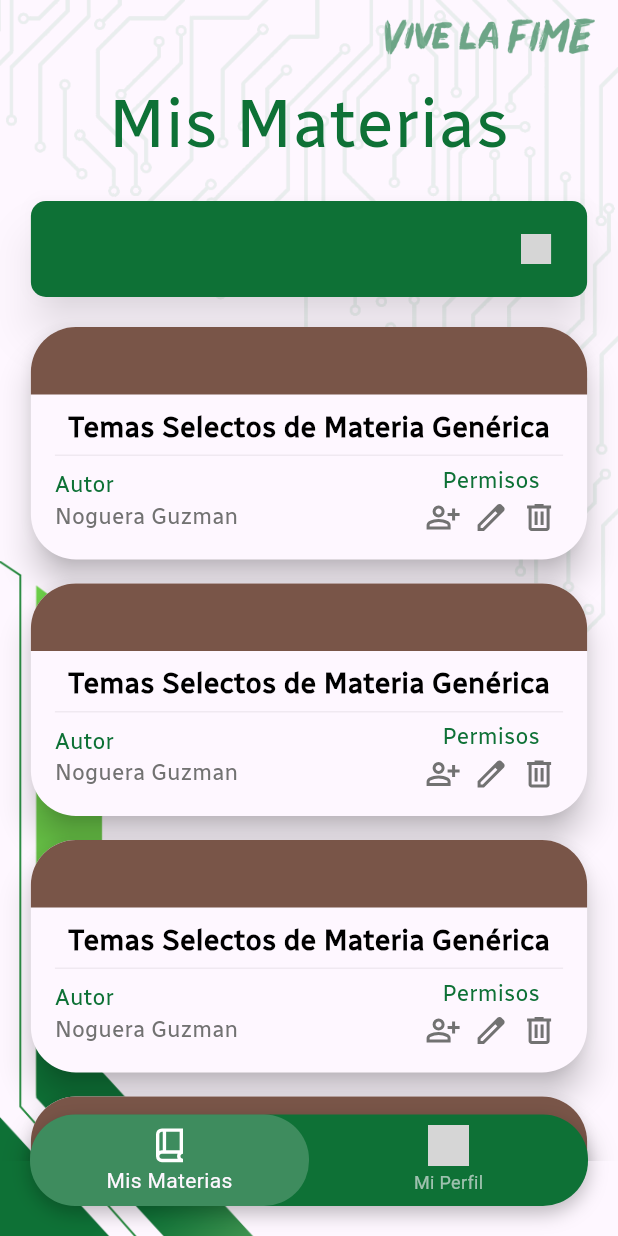
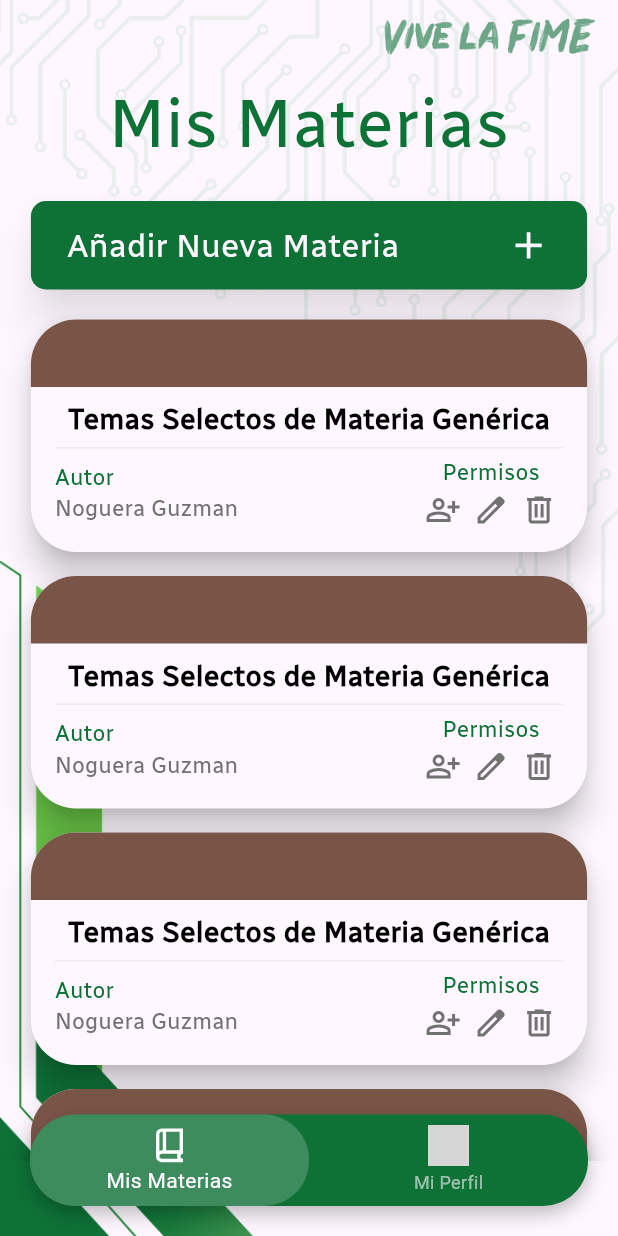
Before and after one commit to AntonioNoguera/project_atenea, a Flutter app: the AcademicDepartmentDetailPage screen opened directly, after a tap on "Volver", on a phone screen of 412 x 824 dp. Run offline on Flutter 3.47's test engine with Material 3 defaults, Android fonts, the phone set to English and light mode, and no system bars; our stand-ins replace cloud_firestore, file_picker, firebase_core, flutter_colorpicker, flutter_svg, fluttertoast and 2 more; accounts and stored records are empty; grey boxes are pictures that could not be loaded.

Commit message:
Fix [Impact on ButtonV2 Migration ] -> Some styles are still on dev, some of them were a mess

```diff
--- a/lib/src/presentation/pages/home/content_management/departments/academic_department_detail_page.dart
+++ b/lib/src/presentation/pages/home/content_management/departments/academic_department_detail_page.dart
@@ -1,44 +1,28 @@
 import 'package:flutter/material.dart';
+import 'package:provider/provider.dart';
 import 'package:proyect_atenea/src/presentation/pages/home/content_management/academies/create/academy_create_new_page.dart';
 import 'package:proyect_atenea/src/presentation/pages/home/content_management/academies/academy_item_row.dart';
+import 'package:proyect_atenea/src/presentation/providers/app_state_providers/scroll_controller_notifier.dart';
 import 'package:proyect_atenea/src/presentation/values/app_theme.dart';
 import 'package:proyect_atenea/src/presentation/widgets/atenea_button.dart';
 import 'package:proyect_atenea/src/presentation/widgets/atenea_button_v2.dart';
 import 'package:proyect_atenea/src/presentation/widgets/atenea_card.dart';
 import 'package:proyect_atenea/src/presentation/widgets/atenea_dialog.dart';
+import 'package:proyect_atenea/src/presentation/widgets/atenea_folding_button.dart';
 import 'package:proyect_atenea/src/presentation/widgets/atenea_page_animator.dart';
 import 'package:proyect_atenea/src/presentation/widgets/atenea_scaffold.dart';
 
-class AcademicDepartmentDetailPage extends StatefulWidget {
+class AcademicDepartmentDetailPage extends StatelessWidget {
   const AcademicDepartmentDetailPage({super.key});
 
   @override
-  _AcademicDepartmentDetailPageState createState() => _AcademicDepartmentDetailPageState();
-}
-
-class _AcademicDepartmentDetailPageState extends State<AcademicDepartmentDetailPage> {
-  int activeIndex = 0;
-  bool isButtonCollapsed = false;
-  final ScrollController _scrollController = ScrollController();
-
-  @override
-  void initState() {
-    super.initState();
-    _scrollController.addListener(() {
-      if (_scrollController.offset > 50 && !isButtonCollapsed) {
-        setState(() {
-          isButtonCollapsed = true;
-        });
-      } else if (_scrollController.offset <= 50 && isButtonCollapsed) {
-        setState(() {
-          isButtonCollapsed = false;
-        });
-      }
-    });
-  }
-
-  @override
   Widget build(BuildContext context) {
+    return MultiProvider(
+      providers: [
+        ChangeNotifierProvider(create: (context) => ScrollControllerNotifier()),
+      ],
+      child: Consumer< ScrollControllerNotifier>(
+        builder: (context, scrollNotifier, child) {
           return AteneaScaffold(
             body: Padding(
               padding: EdgeInsets.symmetric( vertical: 30.0, ),
@@ -79,7 +63,7 @@ class _AcademicDepartmentDetailPageState extends State<AcademicDepartmentDetailP
                       const SizedBox(height: 20),
                       Expanded(
                         child: SingleChildScrollView(
-                    controller: _scrollController,
+                          controller: scrollNotifier.scrollController,
                           child:
                           Padding(
                             padding: EdgeInsets.symmetric(horizontal: MediaQuery.of(context).size.width * 0.05,),
@@ -156,33 +140,15 @@ class _AcademicDepartmentDetailPageState extends State<AcademicDepartmentDetailP
                       Row(
                           mainAxisAlignment: MainAxisAlignment.end,
                           children: [
-                      AnimatedContainer(
-                        curve: Curves.decelerate,
-                        duration: const Duration(milliseconds: 230),
-                        width: isButtonCollapsed ? 60.0 : 200.0,
-                        child: AteneaButtonV2(
-                          //padding: const EdgeInsets.symmetric(vertical: 12.0, horizontal: 0),
-                          text: isButtonCollapsed ? null : 'Crear Academia',
-                          svgIcon: SvgButtonStyle(
-                            svgPath: 'assets/svg/add.svg',
-                            svgDimentions: 30,
-                          ),
-
-                          btnStyles: const AteneaButtonStyles(
-                            backgroundColor: AppColors.ateneaWhite,
-                            textColor: AppColors.primaryColor,
-                            hasBorder: true,
-                          ),
-
-                          textStyle: AppTextStyles.builder(color: AppColors.primaryColor, size: FontSizes.body1),
-
-                          onPressed: () {
+                            AteneaFoldingButton(
+                              data: 'Añadir Tema',
+                              svgIcon: 'assets/svg/add.svg',
+                              onPressedCallback: () {
                                   Navigator.push(
                                     context,
 
                                     AteneaPageAnimator(page: AcademyCreateNewPage()) );
                                 },
-                        ),
                             ),
                           ],
                         ),
@@ -214,4 +180,7 @@ class _AcademicDepartmentDetailPageState extends State<AcademicDepartmentDetailP
             ),
           );
         }
+      ),
+      );
   }
+}
--- a/lib/src/presentation/pages/home/my_subects/my_subjects_page.dart
+++ b/lib/src/presentation/pages/home/my_subects/my_subjects_page.dart
@@ -36,8 +36,7 @@ class MySubjectsPage extends StatelessWidget {
                 xpndText : true,
 
                 svgIcon : SvgButtonStyle(
-                svgPath: 'assets/svg/plus.svg',
-                svgDimentions: 20.0,
+                  svgPath: 'assets/svg/add.svg'
                 ),
 
                 onPressed: () {
--- /dev/null
+++ b/lib/src/presentation/values/app_utils.dart
@@ -0,0 +1,10 @@
+import 'package:flutter/material.dart';
+
+double calculateTextWidth(String text, TextStyle style) {
+  final TextPainter textPainter = TextPainter(
+    text: TextSpan(text: text, style: style),
+    maxLines: 1,
+    textDirection: TextDirection.ltr,
+  )..layout(minWidth: 0, maxWidth: double.infinity);
+  return textPainter.size.width;
+}
--- a/lib/src/presentation/widgets/atenea_button_v2.dart
+++ b/lib/src/presentation/widgets/atenea_button_v2.dart
@@ -11,7 +11,7 @@ class SvgButtonStyle {
 
   SvgButtonStyle({
     required this.svgPath,
-    required this.svgDimentions,
+    this.svgDimentions = 30,
     }
   );
 }
@@ -30,16 +30,17 @@ class AteneaButtonV2 extends StatelessWidget {
 
   final bool xpndText;
 
-  var padding = const EdgeInsets.symmetric(vertical: 14.0, horizontal: 24.0);
+  final EdgeInsets padding;
 
   AteneaButtonV2({
     super.key,
     this.text,
     this.onPressed,
     this.textStyle = const TextStyle(
-      color: AppColors.primaryColor,
-      fontSize: FontSizes.h4,
-      fontWeight: FontWeights.semibold,
+      fontFamily: 'RadioCanada',
+      color: AppColors.ateneaWhite,
+      fontSize: FontSizes.h5,
+      fontWeight: FontWeights.regular,
     ),
     this.btnStyles = const AteneaButtonStyles(
       backgroundColor: AppColors.primaryColor,
@@ -47,6 +48,7 @@ class AteneaButtonV2 extends StatelessWidget {
     ),
     this.svgIcon,
     this.xpndText = false,
+    this.padding = const EdgeInsets.symmetric(vertical: 14.0, horizontal: 24.0),
   });
 
   @override
--- a/lib/src/presentation/widgets/atenea_folding_button.dart
+++ b/lib/src/presentation/widgets/atenea_folding_button.dart
@@ -2,6 +2,7 @@ import 'package:flutter/material.dart';
 import 'package:provider/provider.dart';
 import 'package:proyect_atenea/src/presentation/providers/app_state_providers/scroll_controller_notifier.dart';
 import 'package:proyect_atenea/src/presentation/values/app_theme.dart';
+import 'package:proyect_atenea/src/presentation/values/app_utils.dart';
 import 'package:proyect_atenea/src/presentation/widgets/atenea_button.dart';
 import 'package:proyect_atenea/src/presentation/widgets/atenea_button_v2.dart';
 import 'package:proyect_atenea/src/presentation/widgets/atenea_dialog.dart';
@@ -28,15 +29,23 @@ class AteneaFoldingButton extends StatelessWidget {
   Widget build(BuildContext context) {
     return Consumer<ScrollControllerNotifier>(
       builder: (context, scrollNotifier, child) {
+         final textStyle = AppTextStyles.builder(
+          color: AppColors.primaryColor,
+          size: FontSizes.body1,
+        );
+
+        final textWidth = calculateTextWidth(data, textStyle); // Usa el método de utilidades
+
+
         return Row(
           mainAxisAlignment: MainAxisAlignment.end,
           children: [
             AnimatedContainer(
               curve: Curves.decelerate,
               duration: const Duration(milliseconds: 230),
-              width: scrollNotifier.isButtonCollapsed ? 60.0 : 200.0,
+              width: scrollNotifier.isButtonCollapsed ? 60.0 : textWidth +  80, // Ajusta el ancho en base al texto
               child: AteneaButtonV2(
-                //padding: const EdgeInsets.symmetric(vertical: 12.0, horizontal: 0),
+                padding: const EdgeInsets.symmetric(vertical: 12.0, horizontal: 0),
                 text: scrollNotifier.isButtonCollapsed ? null : data,
 
                 svgIcon : SvgButtonStyle(
@@ -46,7 +55,7 @@ class AteneaFoldingButton extends StatelessWidget {
 
                 btnStyles: const AteneaButtonStyles(
                   backgroundColor: AppColors.ateneaWhite,
-                  textColor: AppColors.ateneaWhite,
+                  textColor: AppColors.primaryColor,
                   hasBorder : true,
                 ),
 
```
Also changed, not shown: lib/src/presentation/pages/home/profile/my_profile_page.dart (+3 -12 lines). Lines whose indentation alone changed are shown as unchanged.
